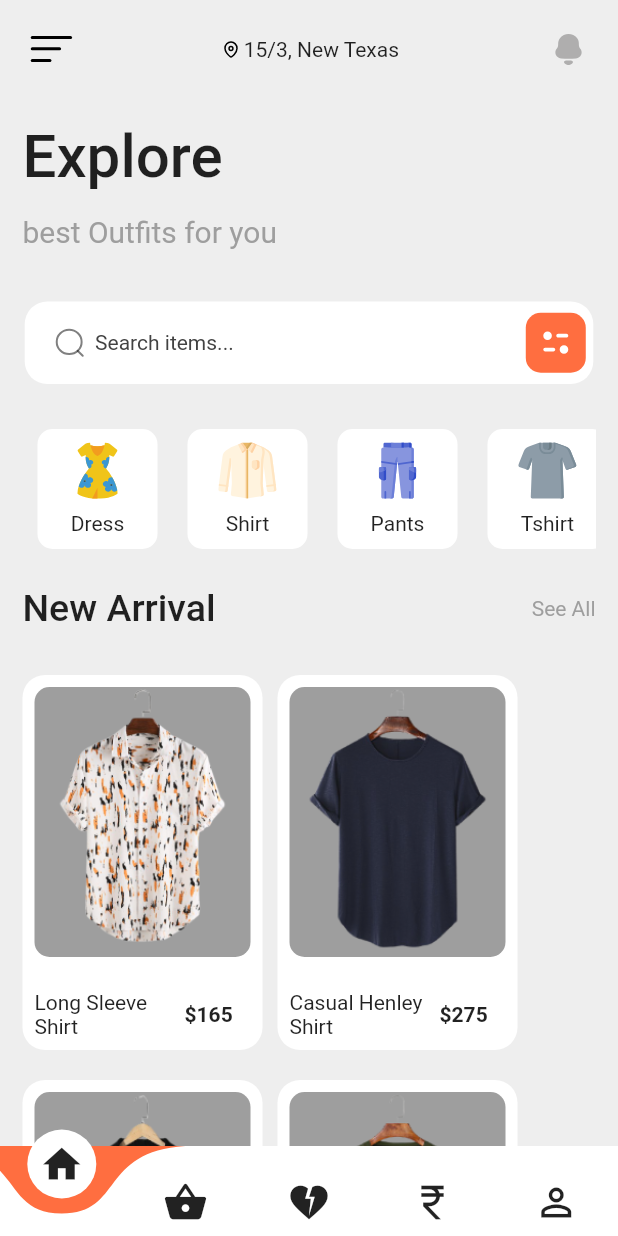
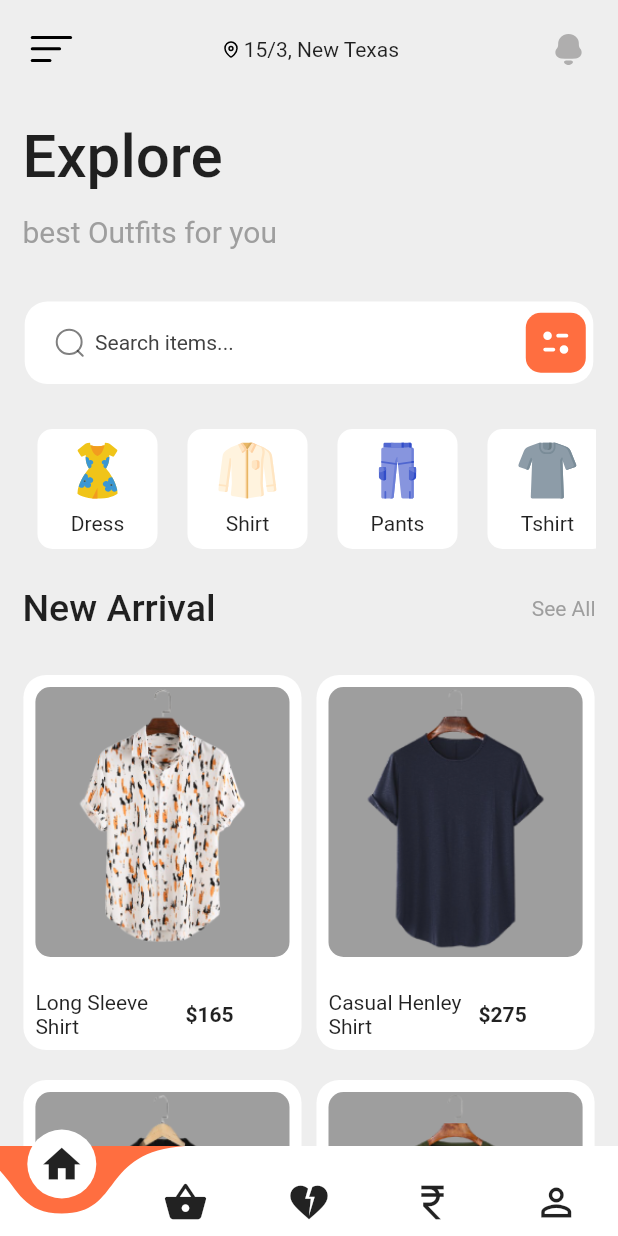
Before and after one commit to shivapardheep/siyu_shopping, a Flutter app: the HomePage screen opened directly, on a phone screen of 412 x 824 dp. Run offline on Flutter 3.47's test engine with Material 2 defaults, Android fonts, the phone set to English and light mode, and no system bars; drawn by our look-alikes of curved_navigation_bar; our stand-ins replace flutter_svg.

Commit message:
wrap issues solved

```diff
--- a/lib/pages/homepage.dart
+++ b/lib/pages/homepage.dart
@@ -48,7 +48,7 @@ class _HomePageState extends State<HomePage> {
                 const SizedBox(
                   height: 20,
                 ),
-                _mainDressWidget(),
+                Center(child: _mainDressWidget(_height, _width)),
               ],
             ),
           ),
@@ -80,46 +80,55 @@ class _HomePageState extends State<HomePage> {
     );
   }
 
-  Padding _mainDressWidget() {
+  Padding _mainDressWidget(_height, _width) {
     return Padding(
-      padding: const EdgeInsets.symmetric(horizontal: 10),
+      padding: const EdgeInsets.symmetric(horizontal: 5),
       child: Wrap(
+        alignment: WrapAlignment.center,
         children: [
           _dressMiniWidget(
             "assets/images/product_0.png",
             Colors.grey,
             "Long Sleeve Shirt",
             "\$165",
+            _height,
+            _width,
           ),
           _dressMiniWidget(
             "assets/images/product_1.png",
             Colors.grey,
             "Casual Henley Shirt",
             "\$275",
+            _height,
+            _width,
           ),
           _dressMiniWidget(
             "assets/images/product_2.png",
             Colors.grey,
             "Curved Hem Shirt",
             "\$105",
+            _height,
+            _width,
           ),
           _dressMiniWidget(
             "assets/images/product_3.png",
             Colors.grey,
             "Casual Nolin",
             "\335",
+            _height,
+            _width,
           ),
         ],
       ),
     );
   }
 
-  Padding _dressMiniWidget(image, color, name, price) {
+  Padding _dressMiniWidget(image, color, name, price, _height, _width) {
     return Padding(
       padding: const EdgeInsets.symmetric(horizontal: 5, vertical: 10),
       child: Container(
         height: 250,
-        width: 160,
+        width: _width * 0.45,
         padding: EdgeInsets.all(8),
         decoration: BoxDecoration(
           color: Colors.white,
```
